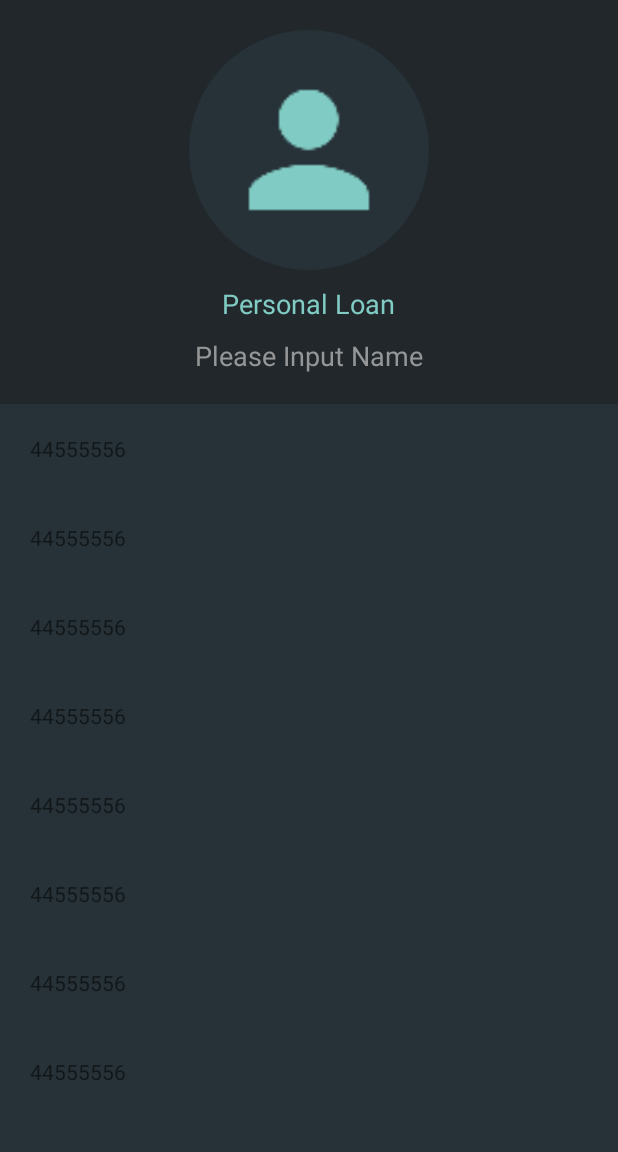
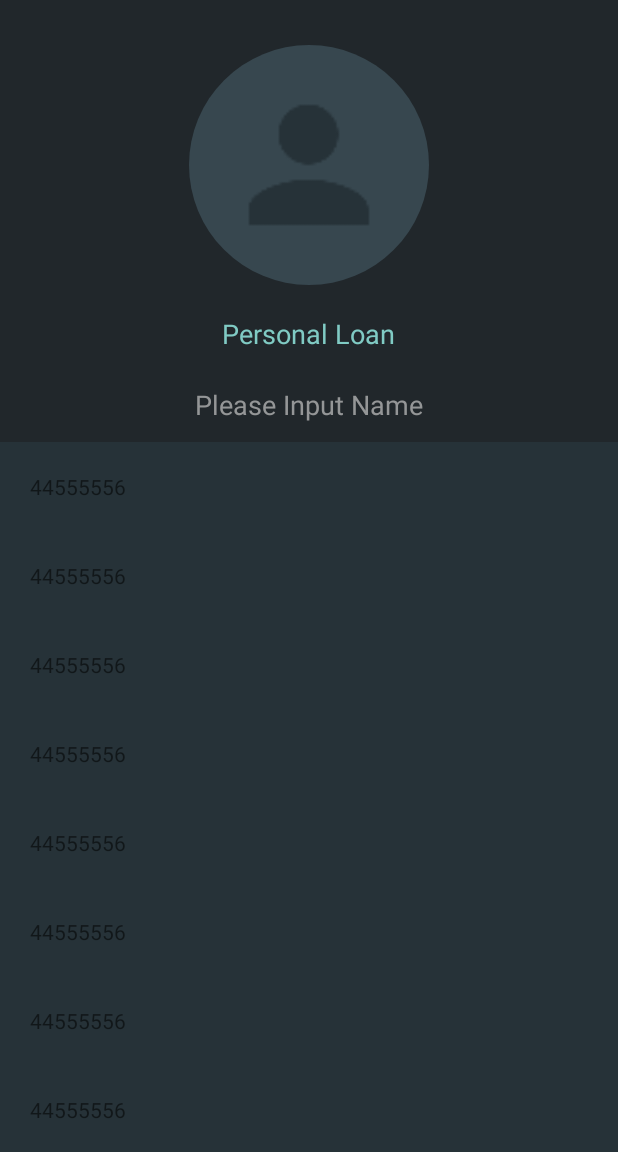
Before and after one commit to laibi0923/FalconCalcultor, an Android app: the fragment aa_credit_profile placed in its activity, on a phone screen of 412 x 824 dp, the part 84-1236 px from its top. Run offline under Robolectric (Android 15) with nearby library versions, the phone set to English and light mode, and no system bars.

Commit message:
update 21/1/2018

```diff
--- a/app/src/main/res/drawable/cirle_bg.xml
+++ b/app/src/main/res/drawable/cirle_bg.xml
@@ -5,7 +5,7 @@
     <corners android:radius="99.0dp" />
     <!-- 圆角，你也可以对不同的角设置不同的数值 -->
 
-    <solid android:color="#263238" />
+    <solid android:color="@color/blue_grey_800" />
     <!-- 形状的填充色 -->
 
     <stroke
--- a/app/src/main/res/layout/aa_credit_profile_main.xml
+++ b/app/src/main/res/layout/aa_credit_profile_main.xml
@@ -16,11 +16,11 @@
 			app:layout_scrollFlags="scroll|exitUntilCollapsed|snap"
 			android:layout_height="wrap_content"
 			android:layout_width="match_parent"
-			android:minHeight="100dp"
+			android:minHeight="50dp"
 			android:orientation="vertical"
 			android:gravity="center"
-			android:padding="10dp"
-			android:elevation="4dp">
+			android:elevation="4dp"
+			android:paddingTop="20dp">
 
 			<LinearLayout
 				android:background="?attr/selectableItemBackgroundBorderless"
@@ -42,7 +42,7 @@
 						android:src="@drawable/ic_person_black_48dp"
 						android:layout_height="120dp"
 						android:layout_width="120dp"
-						android:tint="@color/deep_teal_200"/>
+						android:tint="@color/blue_grey_900"/>
 
 				</LinearLayout>
 
@@ -52,7 +52,8 @@
 				android:layout_height="wrap_content"
 				android:layout_width="match_parent"
 				android:orientation="horizontal"
-				android:gravity="center">
+				android:gravity="center"
+				android:padding="10dp">
 
 				<TextView
 					android:layout_height="wrap_content"
@@ -64,11 +65,12 @@
 			</LinearLayout>
 
 			<LinearLayout
-				android:layout_height="wrap_content"
+				android:layout_height="50dp"
 				android:layout_width="match_parent"
 				android:orientation="horizontal"
 				android:padding="10dp"
-				android:gravity="center">
+				android:gravity="center"
+				android:clickable="true">
 
 				<TextView
 					android:layout_height="wrap_content"
@@ -96,11 +98,11 @@
 			android:orientation="vertical">
 
 
-				<TextView
-					android:padding="20dp"
-					android:layout_height="wrap_content"
-					android:layout_width="match_parent"
-					android:text="44555556" />
+			<TextView
+				android:padding="20dp"
+				android:layout_height="wrap_content"
+				android:layout_width="match_parent"
+				android:text="44555556" />
 
 			<TextView
 				android:padding="20dp"
--- a/app/src/main/res/layout/credittype_viewpager.xml
+++ b/app/src/main/res/layout/credittype_viewpager.xml
@@ -31,7 +31,7 @@
 				android:layout_height="120dp"
 				android:id="@+id/product_icon"
 				android:src="@drawable/ic_person_black_48dp"
-				android:tint="@color/deep_teal_200"/>
+				android:tint="@color/blue_grey_900"/>
 
 		</LinearLayout>
 
```
Also changed, not shown: app/src/main/res/layout/credit_profile.xml (+10 -0 lines).
